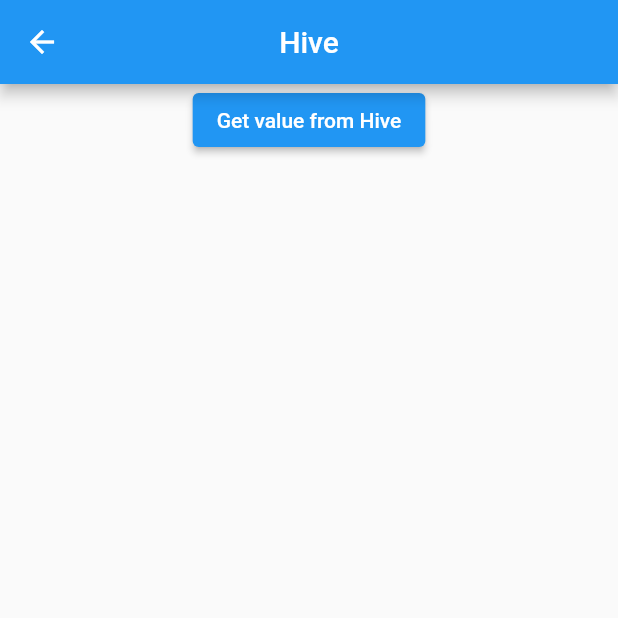
After one commit to AliAltiyev/storage, a Flutter app: the screen it shows after launch, after a tap on "Go to HivePage", on a phone screen of 412 x 824 dp, the top half of it. The commit adds this screen. Run offline on Flutter 3.47's test engine with Material 2 defaults, Android fonts, the phone set to English and light mode, and no system bars; our stand-ins replace hive, hive_flutter, shared_preferences; accounts and stored records are empty.

Commit message:
Hive for saving lightweight data

```diff
--- /dev/null
+++ b/lib/hive_page.dart
@@ -0,0 +1,29 @@
+import 'package:flutter/material.dart';
+import 'package:storage/service/hive_service.dart';
+
+class HivePage extends StatefulWidget {
+  const HivePage({Key? key}) : super(key: key);
+
+  @override
+  State<HivePage> createState() => _HivePageState();
+}
+
+class _HivePageState extends State<HivePage> {
+  final model = HiveModelService();
+
+  @override
+  Widget build(BuildContext context) {
+    return Scaffold(
+      appBar: AppBar(centerTitle: true, title: const Text("Hive")),
+      body: Center(
+        child: Column(
+          children: [
+            ElevatedButton(
+                onPressed: () => model.putUser(),
+                child: const Text("Get value from Hive"))
+          ],
+        ),
+      ),
+    );
+  }
+}
--- a/lib/main.dart
+++ b/lib/main.dart
@@ -1,13 +1,18 @@
 import 'package:flutter/foundation.dart';
 import 'package:flutter/material.dart';
+import 'package:hive/hive.dart';
+import 'package:hive_flutter/hive_flutter.dart';
 import 'package:storage/enums/colors.dart';
 import 'package:storage/enums/sex.dart';
 import 'package:storage/files_page.dart';
+import 'package:storage/hive_page.dart';
 import 'package:storage/service/shared_pref_service.dart';
 
 import 'model/user_settings.dart';
 
-void main() {
+void main() async {
+  WidgetsFlutterBinding.ensureInitialized();
+  await Hive.initFlutter();
   runApp(const MyApp());
 }
 
@@ -103,8 +108,15 @@ class _MyHomePageState extends State<MyHomePage> {
                       Navigator.of(context).push(MaterialPageRoute(
                           builder: (context) => const FilesPage()));
                     },
-                  child: const Text('Save'))
-            ])
+                    child: const Text('Save')),
+                ElevatedButton(
+                    onPressed: () {
+                      Navigator.of(context).push(MaterialPageRoute(
+                          builder: (context) => const HivePage()));
+                    },
+                    child: const Text('Go to HivePage'))
+              ],
+            )
           ],
         ),
       ),
--- a/lib/model/user_settings.dart
+++ b/lib/model/user_settings.dart
@@ -13,4 +13,9 @@ class UserSettingsModel {
       required this.color,
       required this.darkTheme,
       required this.light});
+
+  @override
+  String toString() {
+    return 'UserSettingsModel{userName: $userName, sex: $sex, color: $color, darkTheme: $darkTheme, light: $light}';
+  }
 }
--- /dev/null
+++ b/lib/service/hive_service.dart
@@ -0,0 +1,54 @@
+import 'package:flutter/foundation.dart';
+import 'package:hive/hive.dart';
+import 'package:hive_flutter/hive_flutter.dart';
+import 'package:storage/model/user_settings.dart';
+
+import '../enums/sex.dart';
+
+class HiveModelService extends ChangeNotifier {
+  putUser() async {
+    if (!Hive.isAdapterRegistered(0)) {
+      Hive.registerAdapter(UserSettingsModelTypeAdapter());
+    }
+    final hive = await Hive.openBox('users');
+
+    final user = UserSettingsModel(
+        userName: "Женя",
+        sex: Sex.FEMALE,
+        color: ["Yellow", "Red", "Green", "Pink"],
+        darkTheme: true,
+        light: false);
+
+    hive.put('userSet', user);
+    debugPrint(hive.values.toString());
+  }
+}
+
+class UserSettingsModelTypeAdapter extends TypeAdapter<UserSettingsModel> {
+  @override
+  UserSettingsModel read(BinaryReader reader) {
+    final colors = reader.readStringList();
+    final userName = reader.readString();
+    final darkTheme = reader.readBool();
+    final light = reader.readBool();
+
+    return UserSettingsModel(
+        userName: userName,
+        sex: Sex.MALE,
+        color: colors,
+        darkTheme: darkTheme,
+        light: light);
+  }
+
+  @override
+  int get typeId => 0;
+
+  @override
+  void write(BinaryWriter writer, UserSettingsModel obj) {
+    writer.write(obj.light);
+    writer.write(obj.color);
+    writer.write(describeEnum(obj.sex));
+    writer.write(obj.userName);
+    writer.write(obj.darkTheme);
+  }
+}
--- a/pubspec.yaml
+++ b/pubspec.yaml
@@ -39,7 +39,8 @@ dependencies:
   shared_preferences: ^2.0.17
   flutter_hooks: ^0.18.5+1
   path_provider: ^2.0.12
-
+  hive: ^2.2.3
+  hive_flutter: ^1.1.0
 
 
 dev_dependencies:
```
Also changed, not shown: pubspec.lock. Lines whose indentation alone changed are shown as unchanged.
